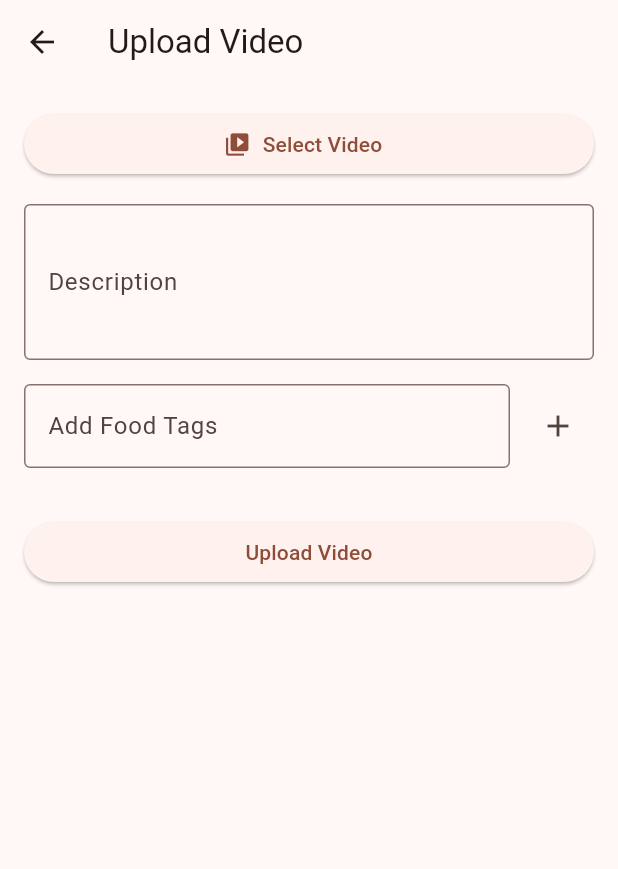
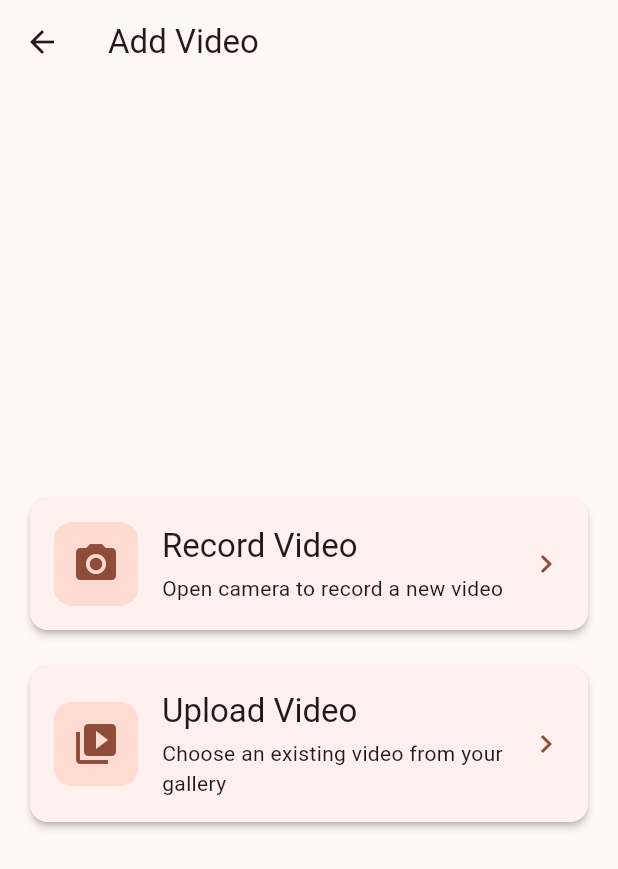
Before and after one commit to JesseGauntlet/nomable, a Flutter app: the screen it shows once a user with an empty profile is signed in, after a tap on the "add" icon, on a phone screen of 412 x 824 dp. Shown: the top 869 px of the screen. Run offline on Flutter 3.47's test engine with Material 3 defaults, Android fonts, the phone set to English and light mode, and no system bars; our stand-ins replace cloud_firestore, firebase_auth, firebase_core, firebase_storage, fl_chart, image_picker and 1 more; accounts and stored records are empty; network calls fail.

Commit message:
camera video option to upload

```diff
--- a/flutter_app/lib/main.dart
+++ b/flutter_app/lib/main.dart
@@ -8,6 +8,7 @@ import 'screens/login_screen.dart';
 import 'screens/register_screen.dart';
 import 'screens/profile_screen.dart';
 import 'screens/friends_screen.dart';
+import 'screens/video_source_screen.dart';
 import 'services/auth_service.dart';
 import 'package:flutter/foundation.dart' show kIsWeb;
 
@@ -102,7 +103,8 @@ class _MainScreenState extends State<MainScreen> {
           onPressed: () {
             Navigator.push(
               context,
-              MaterialPageRoute(builder: (context) => const UploadScreen()),
+              MaterialPageRoute(
+                  builder: (context) => const VideoSourceScreen()),
             );
           },
           child: const Icon(Icons.add),
--- a/flutter_app/lib/screens/upload_screen.dart
+++ b/flutter_app/lib/screens/upload_screen.dart
@@ -8,7 +8,8 @@ import 'package:cloud_firestore/cloud_firestore.dart';
 import '../services/user_service.dart';
 
 class UploadScreen extends StatefulWidget {
-  const UploadScreen({super.key});
+  final ImageSource source;
+  const UploadScreen({super.key, required this.source});
 
   @override
   State<UploadScreen> createState() => _UploadScreenState();
@@ -24,14 +25,28 @@ class _UploadScreenState extends State<UploadScreen> {
   final _userService = UserService();
   final List<String> _foodTags = [];
 
+  @override
+  void initState() {
+    super.initState();
+    // Automatically open video picker/camera when screen loads
+    WidgetsBinding.instance.addPostFrameCallback((_) {
+      _pickVideo();
+    });
+  }
+
   Future<void> _pickVideo() async {
     final picker = ImagePicker();
-    final video = await picker.pickVideo(source: ImageSource.gallery);
+    final video = await picker.pickVideo(source: widget.source);
 
     if (video != null) {
       setState(() {
         _selectedVideoPath = video.path;
       });
+    } else {
+      // If no video was selected/captured, go back
+      if (mounted) {
+        Navigator.pop(context);
+      }
     }
   }
 
--- /dev/null
+++ b/flutter_app/lib/screens/video_source_screen.dart
@@ -0,0 +1,109 @@
+import 'package:flutter/material.dart';
+import 'package:image_picker/image_picker.dart';
+import 'upload_screen.dart';
+
+class VideoSourceScreen extends StatelessWidget {
+  const VideoSourceScreen({super.key});
+
+  void _navigateToUpload(BuildContext context, ImageSource source) {
+    Navigator.push(
+      context,
+      MaterialPageRoute(
+        builder: (context) => UploadScreen(source: source),
+      ),
+    );
+  }
+
+  @override
+  Widget build(BuildContext context) {
+    return Scaffold(
+      appBar: AppBar(
+        title: const Text('Add Video'),
+      ),
+      body: Center(
+        child: Padding(
+          padding: const EdgeInsets.all(16.0),
+          child: Column(
+            mainAxisAlignment: MainAxisAlignment.center,
+            crossAxisAlignment: CrossAxisAlignment.stretch,
+            children: [
+              _buildOptionCard(
+                context,
+                icon: Icons.camera_alt,
+                title: 'Record Video',
+                subtitle: 'Open camera to record a new video',
+                onTap: () => _navigateToUpload(context, ImageSource.camera),
+              ),
+              const SizedBox(height: 16),
+              _buildOptionCard(
+                context,
+                icon: Icons.video_library,
+                title: 'Upload Video',
+                subtitle: 'Choose an existing video from your gallery',
+                onTap: () => _navigateToUpload(context, ImageSource.gallery),
+              ),
+            ],
+          ),
+        ),
+      ),
+    );
+  }
+
+  Widget _buildOptionCard(
+    BuildContext context, {
+    required IconData icon,
+    required String title,
+    required String subtitle,
+    required VoidCallback onTap,
+  }) {
+    return Card(
+      elevation: 2,
+      child: InkWell(
+        onTap: onTap,
+        borderRadius: BorderRadius.circular(12),
+        child: Padding(
+          padding: const EdgeInsets.all(16.0),
+          child: Row(
+            children: [
+              Container(
+                padding: const EdgeInsets.all(12),
+                decoration: BoxDecoration(
+                  color: Theme.of(context).colorScheme.primaryContainer,
+                  borderRadius: BorderRadius.circular(12),
+                ),
+                child: Icon(
+                  icon,
+                  size: 32,
+                  color: Theme.of(context).colorScheme.primary,
+                ),
+              ),
+              const SizedBox(width: 16),
+              Expanded(
+                child: Column(
+                  crossAxisAlignment: CrossAxisAlignment.start,
+                  children: [
+                    Text(
+                      title,
+                      style: Theme.of(context).textTheme.titleLarge,
+                    ),
+                    const SizedBox(height: 4),
+                    Text(
+                      subtitle,
+                      style: Theme.of(context).textTheme.bodyMedium?.copyWith(
+                            color: Theme.of(context).textTheme.bodySmall?.color,
+                          ),
+                    ),
+                  ],
+                ),
+              ),
+              Icon(
+                Icons.chevron_right,
+                color: Theme.of(context).colorScheme.primary,
+              ),
+            ],
+          ),
+        ),
+      ),
+    );
+  }
+}
```
